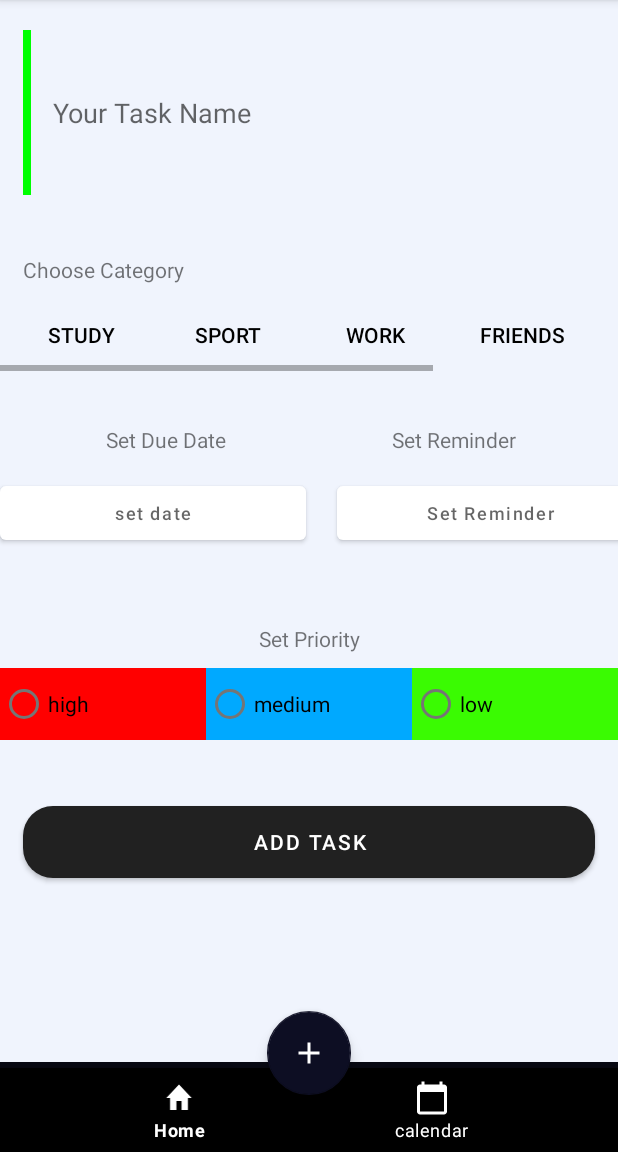
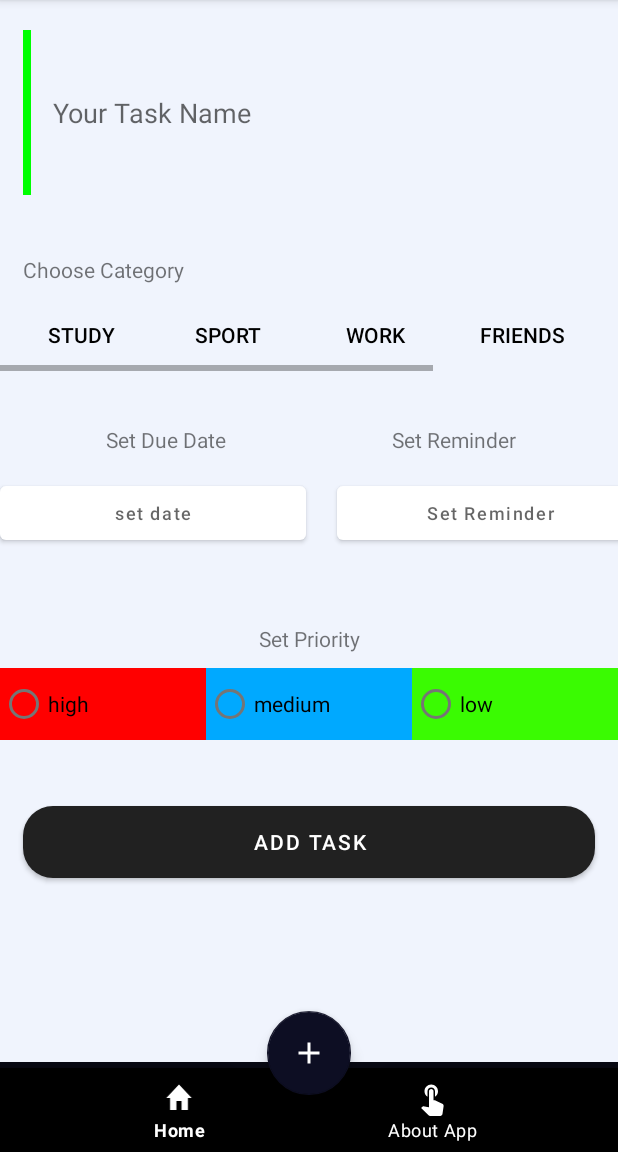
Before and after one commit to Bikram48/TodoListApp, an Android app: the fragment TodoTask placed in its activity, on a phone screen of 412 x 824 dp, the part 84-1236 px from its top. Run offline under Robolectric (Android 15) with nearby library versions, the phone set to English and light mode, and no system bars; libraries missing offline, so code that uses them is left out: com.chauthai.swipereveallayout.

Commit message:
changes made

```diff
--- a/app/src/main/java/com/example/todoapp/MainViewModel.java
+++ b/app/src/main/java/com/example/todoapp/MainViewModel.java
@@ -7,8 +7,7 @@ import androidx.lifecycle.AndroidViewModel;
 import androidx.lifecycle.LiveData;
 
 import com.example.todoapp.data.Repository;
-import com.example.todoapp.data.Task;
-import com.example.todoapp.data.TodoDao;
+import com.example.todoapp.Models.Task;
 
 import java.util.List;
 
--- a/app/src/main/java/com/example/todoapp/TodoTask.java
+++ b/app/src/main/java/com/example/todoapp/TodoTask.java
@@ -7,7 +7,6 @@ import android.app.TimePickerDialog;
 import android.content.Context;
 import android.content.Intent;
 import android.os.Bundle;
-import android.util.Log;
 import android.view.LayoutInflater;
 import android.view.View;
 import android.view.ViewGroup;
@@ -16,14 +15,13 @@ import android.widget.DatePicker;
 import android.widget.RadioButton;
 import android.widget.RadioGroup;
 import android.widget.TimePicker;
-import android.widget.Toast;
 
 import androidx.annotation.Nullable;
 import androidx.coordinatorlayout.widget.CoordinatorLayout;
 import androidx.fragment.app.Fragment;
 
 import com.example.todoapp.data.Repository;
-import com.example.todoapp.data.Task;
+import com.example.todoapp.Models.Task;
 import com.google.android.material.snackbar.Snackbar;
 import com.google.android.material.textfield.TextInputEditText;
 
--- a/app/src/main/java/com/example/todoapp/data/AppDatabase.java
+++ b/app/src/main/java/com/example/todoapp/data/AppDatabase.java
@@ -10,7 +10,8 @@ import androidx.room.RoomDatabase;
 import androidx.room.TypeConverters;
 import androidx.sqlite.db.SupportSQLiteDatabase;
 
-import java.util.Date;
+import com.example.todoapp.Models.Task;
+
 import java.util.concurrent.ExecutorService;
 import java.util.concurrent.Executors;
 
--- a/app/src/main/java/com/example/todoapp/data/Repository.java
+++ b/app/src/main/java/com/example/todoapp/data/Repository.java
@@ -3,6 +3,8 @@ package com.example.todoapp.data;
 import android.app.Application;
 
 import androidx.lifecycle.LiveData;
+
+import com.example.todoapp.Models.Task;
 
 import java.util.List;
 
--- a/app/src/main/java/com/example/todoapp/data/TodoDao.java
+++ b/app/src/main/java/com/example/todoapp/data/TodoDao.java
@@ -7,6 +7,8 @@ import androidx.room.Insert;
 import androidx.room.OnConflictStrategy;
 import androidx.room.Query;
 import androidx.room.Update;
+
+import com.example.todoapp.Models.Task;
 
 import java.util.List;
 
--- /dev/null
+++ b/app/src/main/res/drawable/about.xml
@@ -0,0 +1,10 @@
+<vector xmlns:android="http://schemas.android.com/apk/res/android"
+    android:width="24dp"
+    android:height="24dp"
+    android:viewportWidth="24"
+    android:viewportHeight="24"
+    android:tint="?attr/colorControlNormal">
+  <path
+      android:fillColor="@android:color/white"
+      android:pathData="M9,11.24V7.5C9,6.12 10.12,5 11.5,5S14,6.12 14,7.5v3.74c1.21,-0.81 2,-2.18 2,-3.74C16,5.01 13.99,3 11.5,3S7,5.01 7,7.5C7,9.06 7.79,10.43 9,11.24zM18.84,15.87l-4.54,-2.26c-0.17,-0.07 -0.35,-0.11 -0.54,-0.11H13v-6C13,6.67 12.33,6 11.5,6S10,6.67 10,7.5v10.74c-3.6,-0.76 -3.54,-0.75 -3.67,-0.75c-0.31,0 -0.59,0.13 -0.79,0.33l-0.79,0.8l4.94,4.94C9.96,23.83 10.34,24 10.75,24h6.79c0.75,0 1.33,-0.55 1.44,-1.28l0.75,-5.27c0.01,-0.07 0.02,-0.14 0.02,-0.2C19.75,16.63 19.37,16.09 18.84,15.87z"/>
+</vector>
--- a/app/src/main/res/menu/buttom_app_bar_menu.xml
+++ b/app/src/main/res/menu/buttom_app_bar_menu.xml
@@ -5,20 +5,11 @@
         android:id="@+id/homeMenu"
         android:icon="@drawable/ic_baseline_home_24"
         android:title="@string/home_menu" />
-    <!--
-    <item
-        android:id="@+id/accountMenu"
-        android:icon="@drawable/ic_baseline_account_circle_24"
-        android:title="@string/account_menu" />
-           <item
-        android:id="@+id/clockMenu"
-        android:icon="@drawable/clock"
-        android:title="@string/account_menu" />
-        -->
+
     <item
         android:id="@+id/calendarMenu"
-        android:icon="@drawable/calendar"
-        android:title="calendar" />
+        android:icon="@drawable/about"
+        android:title="About App" />
 
 
 </menu>
--- a/app/src/main/res/values/strings.xml
+++ b/app/src/main/res/values/strings.xml
@@ -27,6 +27,7 @@
     <string name="add_task">Add Task</string>
     <string name="edit">EDIT</string>
     <string name="delete">DELETE</string>
+    <string name="deletetaskmessage">Are you sure you want to delete this task?</string>
     <string name="work">work</string>
     <string name="sort_by_menu">Sort By</string>
     <string name="priority">Priority</string>
```
Also changed, not shown: app/src/main/java/com/example/todoapp/EditTaskActivity.java (+1 -11 lines), app/src/main/java/com/example/todoapp/HomeFragment.java (+19 -6 lines), app/src/main/java/com/example/todoapp/MainActivity.java (+0 -20 lines), app/src/main/java/com/example/todoapp/Models/Task.java (renamed from app/src/main/java/com/example/todoapp/data/Task.java, +1 -15 lines), app/src/main/java/com/example/todoapp/Models/TodoModel.java (deleted, +0 -105 lines), app/src/main/java/com/example/todoapp/TaskAdapter.java (+1 -6 lines), app/src/main/res/drawable/delete.xml (added, +10 -0 lines).
